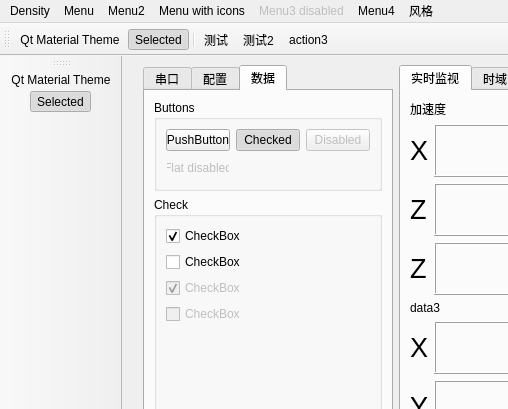
Above: main_window.ui from Robyve/blade_monitor before the change; both pictures show x 0 to 508 and y 0 to 409 of the 1222 by 790 pixel window. Below: the same form after it.
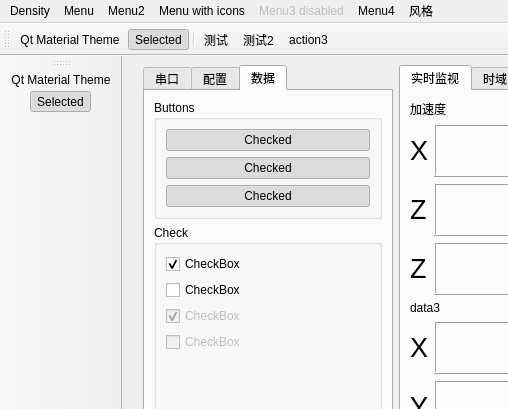
That is the form after the change. The open tabs and pages were chosen to show the change. Icons and pictures are not drawn.

Diff of the .ui file:
```diff
--- a/main_window.ui
+++ b/main_window.ui
@@ -1917,36 +1917,7 @@
            <string>fill_background</string>
           </property>
           <layout class="QGridLayout" name="gridLayout_38">
-           <item row="0" column="2">
-            <widget class="QPushButton" name="pushButton_10">
-             <property name="enabled">
-              <bool>false</bool>
-             </property>
-             <property name="text">
-              <string>Disabled</string>
-             </property>
-             <property name="checkable">
-              <bool>false</bool>
-             </property>
-             <property name="checked">
-              <bool>false</bool>
-             </property>
-             <property name="flat">
-              <bool>false</bool>
-             </property>
-            </widget>
-           </item>
            <item row="0" column="0">
-            <widget class="QPushButton" name="pushButton_8">
-             <property name="toolTip">
-              <string>Lorem ipsum dolor sit amet, consectetur adipiscing elit, sed do eiusmod tempor incididunt ut labore et dolore magna aliqua.</string>
-             </property>
-             <property name="text">
-              <string>PushButton</string>
-             </property>
-            </widget>
-           </item>
-           <item row="0" column="1">
             <widget class="QPushButton" name="pushButton_9">
              <property name="text">
               <string>Checked</string>
@@ -1960,14 +1931,27 @@
             </widget>
            </item>
            <item row="1" column="0">
-            <widget class="QPushButton" name="pushButton_27">
-             <property name="enabled">
-              <bool>false</bool>
+            <widget class="QPushButton" name="pushButton_10">
+             <property name="text">
+              <string>Checked</string>
              </property>
+             <property name="checkable">
+              <bool>true</bool>
+             </property>
+             <property name="checked">
+              <bool>true</bool>
+             </property>
+            </widget>
+           </item>
+           <item row="2" column="0">
+            <widget class="QPushButton" name="pushButton_11">
              <property name="text">
-              <string>Flat disabled</string>
+              <string>Checked</string>
              </property>
-             <property name="flat">
+             <property name="checkable">
+              <bool>true</bool>
+             </property>
+             <property name="checked">
               <bool>true</bool>
              </property>
             </widget>
```
Left out of the diff: 21 changed lines with no effect on the pictures.
